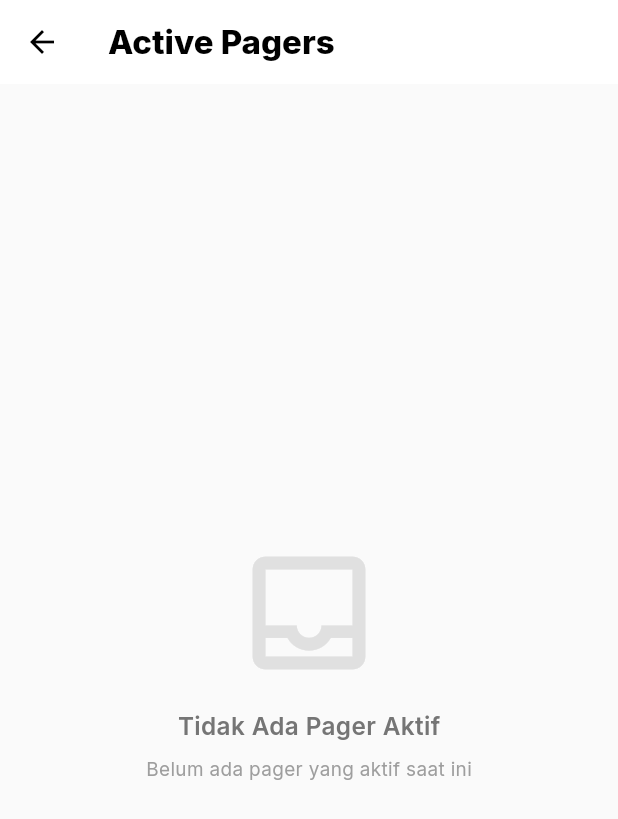
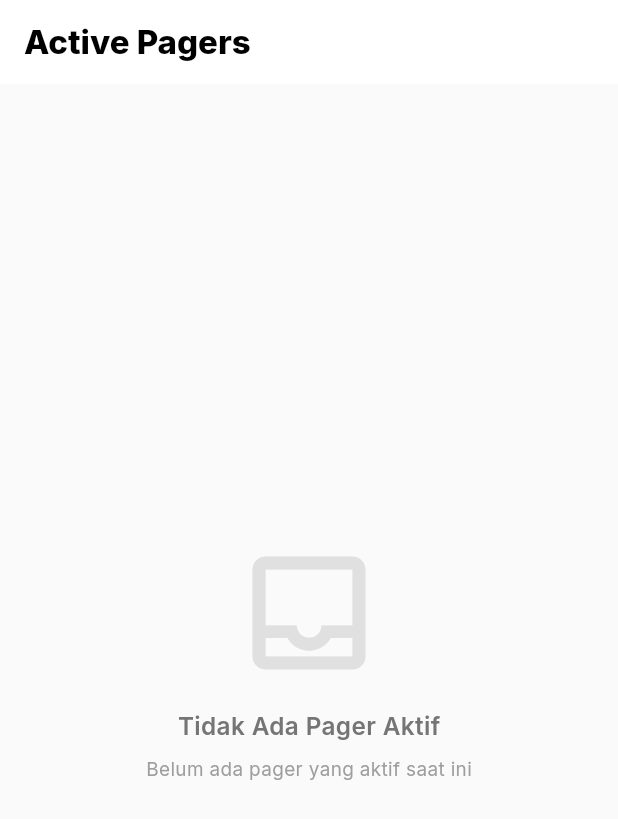
Before and after one commit to Squad-Qwat/Mobile-Pager_Flutter, a Flutter app: the ActivePagersPage screen opened by its route, on a phone screen of 412 x 824 dp. Shown: the top 819 px of the screen. Run offline on Flutter 3.47's test engine with Material 3 defaults, Android fonts, the light colour scheme and no system bars; our stand-ins replace cloud_firestore, device_info_plus, firebase_auth, firebase_core, flutter_riverpod, flutter_screenutil and 4 more; missing offline and left inert: mobile_scanner; accounts and stored records are empty.

Commit message:
feat: yang tadi tapi ketinggalan satu

```diff
--- a/lib/features/active_pagers/presentation/active_pagers_page.dart
+++ b/lib/features/active_pagers/presentation/active_pagers_page.dart
@@ -89,10 +89,7 @@ class ActivePagersPage extends ConsumerWidget {
     return AppBar(
       backgroundColor: Colors.white,
       elevation: 0,
-      leading: IconButton(
-        icon: Icon(Icons.arrow_back, color: AppColor.black),
-        onPressed: () => Navigator.pop(context),
-      ),
+      automaticallyImplyLeading: false,
       title: Text(
         'Active Pagers',
         style: GoogleFonts.inter(
```
